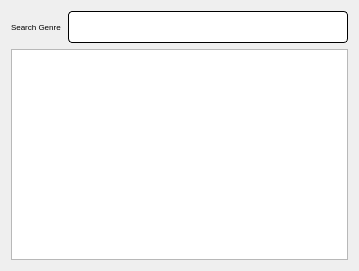
This is BookHaven_(library+bookshop)/genrelist.ui in akibhaider/BOOK_HAVEN as Qt 5 draws it before an edit. The edited form follows.
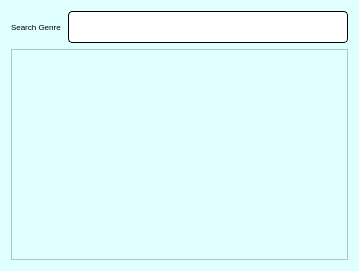
This is the edited form.

```diff
--- a/BookHaven_(library+bookshop)/genrelist.ui
+++ b/BookHaven_(library+bookshop)/genrelist.ui
@@ -18,6 +18,9 @@
   <property name="windowTitle">
    <string>Dialog</string>
   </property>
+  <property name="styleSheet">
+   <string notr="true">background-color: rgb(224, 255, 255);</string>
+  </property>
   <layout class="QVBoxLayout" name="verticalLayout_2">
    <item>
     <layout class="QVBoxLayout" name="verticalLayout">
```
